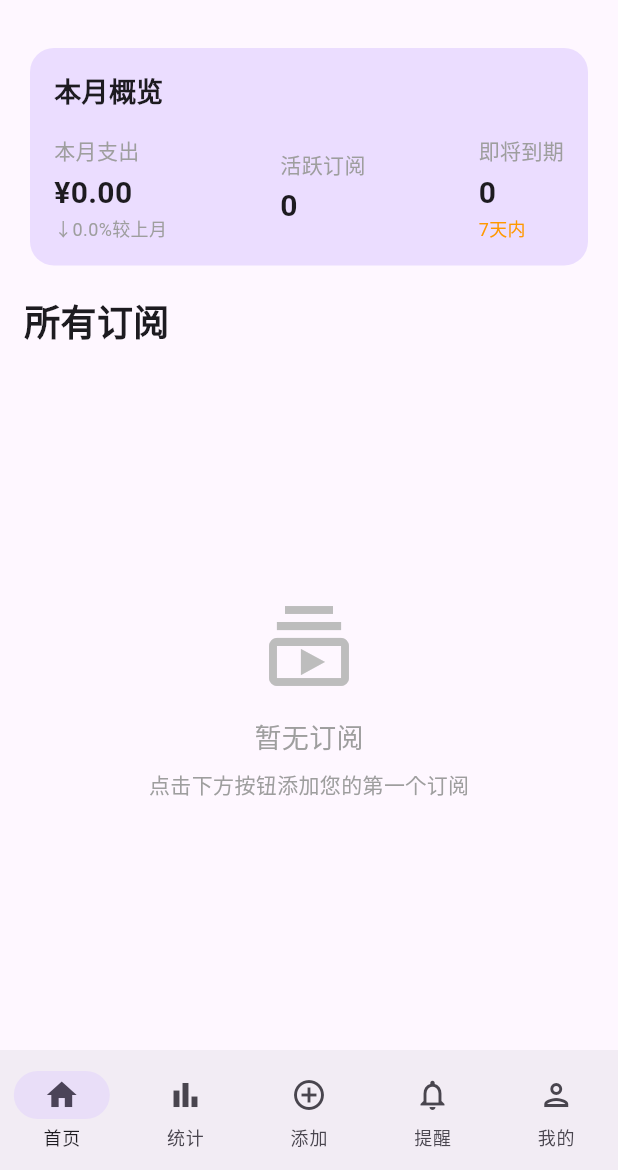
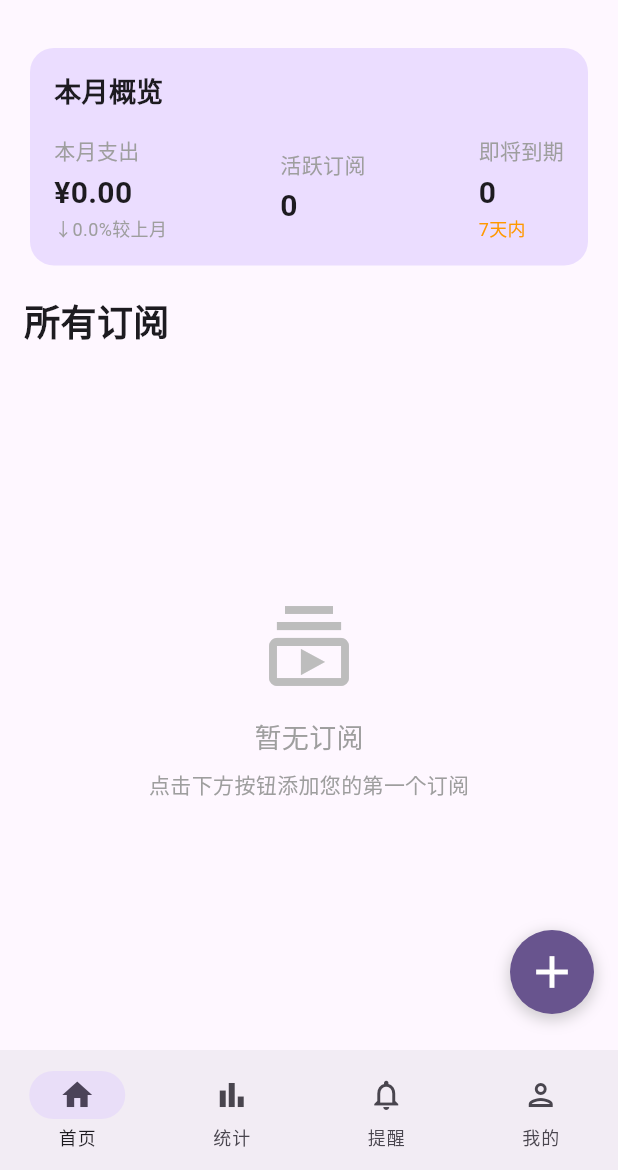
Before and after one commit to LANKEQIN/SubscriptionManager, a Flutter app: the screen it shows after launch, on a phone screen of 412 x 824 dp, the part 66-1236 px from its top. Run offline on Flutter 3.47's test engine with Material 3 defaults, Android fonts, the phone set to English and light mode, and no system bars; drawn by our look-alikes of dynamic_color; our stand-ins replace pie_chart, shared_preferences; Roboto replaces fonts that are missing (HarmonyOS Sans).

Commit message:
添加按钮独立

```diff
--- a/lib/home_screen.dart
+++ b/lib/home_screen.dart
@@ -6,13 +6,16 @@ import 'edit_subscription_dialog.dart';
 import 'home_app_bar.dart';
 import 'statistics_card.dart';
 import 'subscription_list.dart';
+import 'add_button.dart';
 
 class HomeScreen extends StatelessWidget {
   const HomeScreen({super.key});
 
   @override
   Widget build(BuildContext context) {
-    return Column(
+    return Stack(
+      children: [
+        Column(
           children: [
             const HomeAppBar(),
             // 主页面内容
@@ -39,6 +42,19 @@ class HomeScreen extends StatelessWidget {
               ),
             ),
           ],
+        ),
+        // 添加按钮放置在右下角
+        Positioned(
+          right: 16,
+          bottom: 16,
+          child: AddButton(
+            onSubscriptionAdded: (subscription) {
+              Provider.of<SubscriptionProvider>(context, listen: false)
+                  .addSubscription(subscription);
+            },
+          ),
+        ),
+      ],
     );
   }
 }
--- a/lib/main.dart
+++ b/lib/main.dart
@@ -120,26 +120,11 @@ class _MainScreenState extends State<MainScreen> {
     return Scaffold(
       body: _pages[_currentIndex],
       bottomNavigationBar: NavigationBar(
-        selectedIndex: _currentIndex > 1 ? _currentIndex + 1 : _currentIndex,
+        selectedIndex: _currentIndex,
         onDestinationSelected: (index) {
-          if (index == 2) {
-            showDialog(
-              context: context,
-              builder: (BuildContext context) {
-                return AddSubscriptionDialog(
-                  onSubscriptionAdded: (subscription) {
-                    Provider.of<SubscriptionProvider>(context, listen: false)
-                        .addSubscription(subscription);
-                  },
-                );
-              },
-            );
-          } else {
-            setState(() {
-              // 调整索引以匹配页面列表
-              _currentIndex = index > 2 ? index - 1 : index;
-            });
-          }
+          setState(() {
+            _currentIndex = index;
+          });
         },
         destinations: const [
           NavigationDestination(
@@ -151,11 +136,6 @@ class _MainScreenState extends State<MainScreen> {
             icon: Icon(Icons.bar_chart_outlined),
             selectedIcon: Icon(Icons.bar_chart),
             label: '统计',
-          ),
-          NavigationDestination(
-            icon: Icon(Icons.add_circle_outline),
-            selectedIcon: Icon(Icons.add_circle),
-            label: '添加',
           ),
           NavigationDestination(
             icon: Icon(Icons.notifications_outlined),
```
Lines whose indentation alone changed are shown as unchanged.
